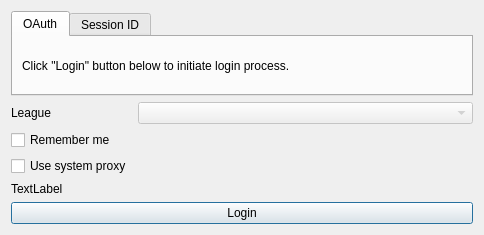
First picture: the form in forms/logindialog.ui, repository gerwaric/acquisition, before the edit.
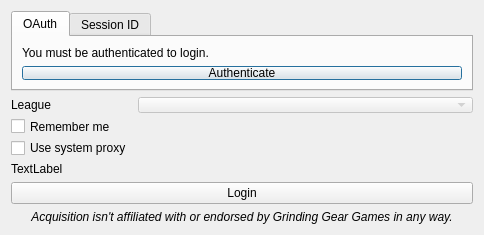
Second picture: the form after the edit.

Commit message:
Improvements to OAuth login
- The OAuthManager now stores its tokens in the global data store when "remember me" is checked.

- Add a separate button to start the OAuth authentication flow. The Login button just checks to see if this flow is complete for OAuth logins.

Diff of the .ui file:
```diff
--- a/forms/logindialog.ui
+++ b/forms/logindialog.ui
@@ -39,7 +39,14 @@
        <item>
         <widget class="QLabel" name="label_4">
          <property name="text">
-          <string>Click &quot;Login&quot; button below to initiate login process.</string>
+          <string>You must be authenticated to login.</string>
+         </property>
+        </widget>
+       </item>
+       <item>
+		<widget class="QPushButton" name="authenticateButton">			
+         <property name="text">
+          <string>Authenticate</string>
          </property>
         </widget>
        </item>
@@ -136,6 +143,21 @@
      </property>
     </widget>
    </item>
+   <item>
+    <widget class="QLabel" name="disclaimerLabel">
+     <property name="font">
+      <font>
+       <italic>true</italic>
+      </font>
+     </property>
+     <property name="text">
+      <string>Acquisition isn't affiliated with or endorsed by Grinding Gear Games in any way.</string>
+     </property>
+     <property name="alignment">
+      <set>Qt::AlignCenter</set>
+     </property>
+    </widget>
+   </item>
   </layout>
   <zorder>loginButton</zorder>
   <zorder>loginTabs</zorder>
```
Left out of the diff: 25 changed lines with no effect on the pictures. The commit also changes 5 other files.
